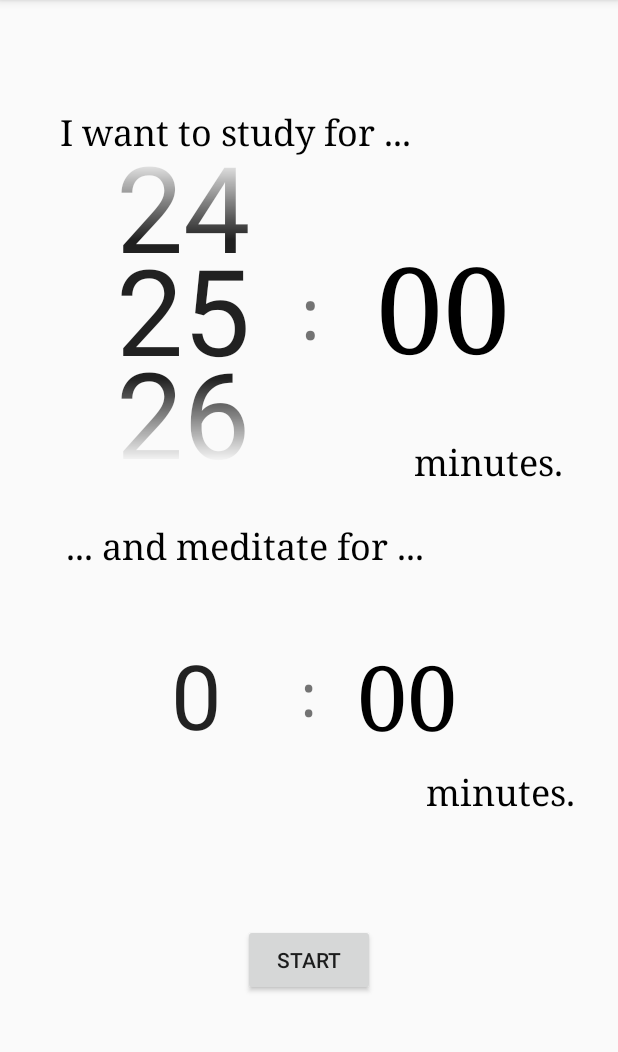
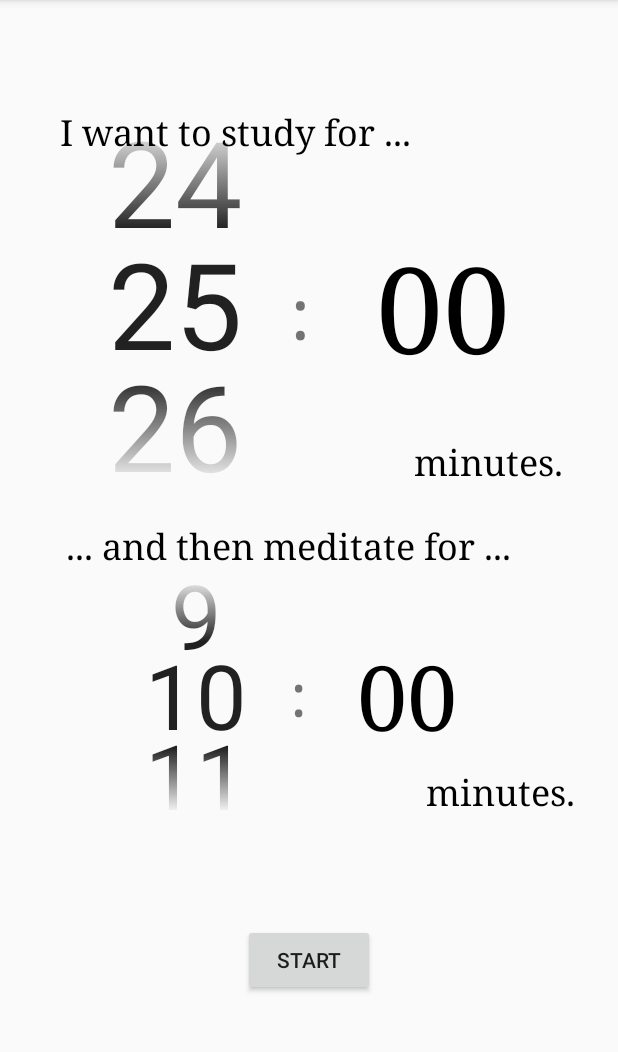
Before and after one commit to eunseolee00/MotivationApp, an Android app: the StudyActivity screen opened directly, with no data from a screen before it, on a phone screen of 412 x 824 dp, the part 84-1136 px from its top. Run offline under Robolectric (Android 15) with nearby library versions, the phone set to English and light mode, and no system bars.

Commit message:
commit #2

```diff
--- a/app/src/main/res/layout/activity_study.xml
+++ b/app/src/main/res/layout/activity_study.xml
@@ -8,10 +8,10 @@
 
     <NumberPicker
         android:id="@+id/numberPicker"
-        android:layout_width="156dp"
-        android:layout_height="204dp"
-        android:layout_marginStart="44dp"
-        android:layout_marginTop="104dp"
+        android:layout_width="153dp"
+        android:layout_height="244dp"
+        android:layout_marginStart="40dp"
+        android:layout_marginTop="80dp"
         android:theme="@style/NumberPickerText"
         app:layout_constraintStart_toStartOf="parent"
         app:layout_constraintTop_toTopOf="parent" />
@@ -110,7 +110,7 @@
         android:layout_marginStart="44dp"
         android:layout_marginTop="348dp"
         android:fontFamily="serif"
-        android:text="... and meditate for ..."
+        android:text="... and then meditate for ..."
         android:textColor="@color/black"
         android:textSize="24sp"
         app:layout_constraintStart_toStartOf="parent"
```
Also changed, not shown: app/src/main/java/com/example/motivationapp/StudyActivity.kt (+60 -1 lines).
